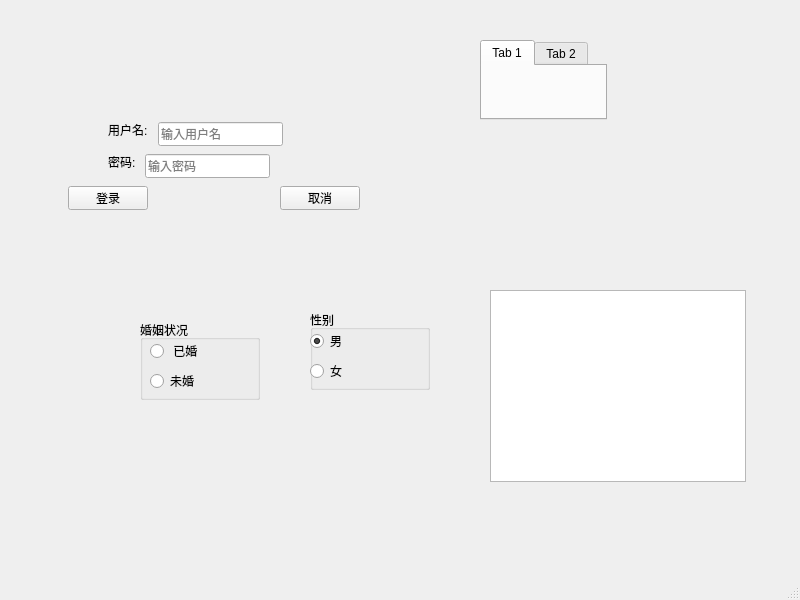
Qt form test_05/mainwindow.ui (waitwalker/cpp_projects) before a commit.
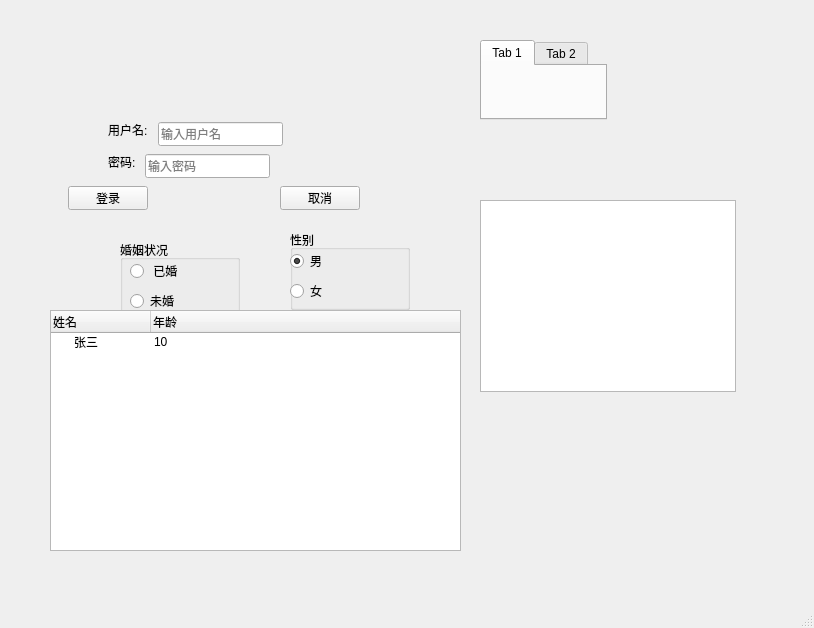
The same form after that commit.

Commit message: treewidget 树widget添加

Diff of the .ui file:
```diff
--- a/test_05/mainwindow.ui
+++ b/test_05/mainwindow.ui
@@ -6,8 +6,8 @@
    <rect>
     <x>0</x>
     <y>0</y>
-    <width>800</width>
-    <height>600</height>
+    <width>814</width>
+    <height>628</height>
    </rect>
   </property>
   <property name="windowTitle">
@@ -130,8 +130,8 @@
    <widget class="QGroupBox" name="groupBox">
     <property name="geometry">
      <rect>
-      <x>310</x>
-      <y>310</y>
+      <x>290</x>
+      <y>230</y>
       <width>120</width>
       <height>80</height>
      </rect>
@@ -172,8 +172,8 @@
    <widget class="QGroupBox" name="groupBox_2">
     <property name="geometry">
      <rect>
-      <x>140</x>
-      <y>320</y>
+      <x>120</x>
+      <y>240</y>
       <width>120</width>
       <height>80</height>
      </rect>
@@ -211,13 +211,41 @@
    <widget class="QListWidget" name="listWidget">
     <property name="geometry">
      <rect>
-      <x>490</x>
-      <y>290</y>
+      <x>480</x>
+      <y>200</y>
       <width>256</width>
       <height>192</height>
      </rect>
     </property>
    </widget>
+   <widget class="QTreeWidget" name="treeWidget">
+    <property name="geometry">
+     <rect>
+      <x>50</x>
+      <y>310</y>
+      <width>411</width>
+      <height>241</height>
+     </rect>
+    </property>
+    <column>
+     <property name="text">
+      <string>姓名</string>
+     </property>
+    </column>
+    <column>
+     <property name="text">
+      <string>年龄</string>
+     </property>
+    </column>
+    <item>
+     <property name="text">
+      <string>张三</string>
+     </property>
+     <property name="text">
+      <string>10</string>
+     </property>
+    </item>
+   </widget>
   </widget>
   <widget class="QMenuBar" name="menubar">
    <property name="geometry">
```
Left out of the diff: 2 changed lines with no effect on the pictures. The commit also changes 2 other files.
